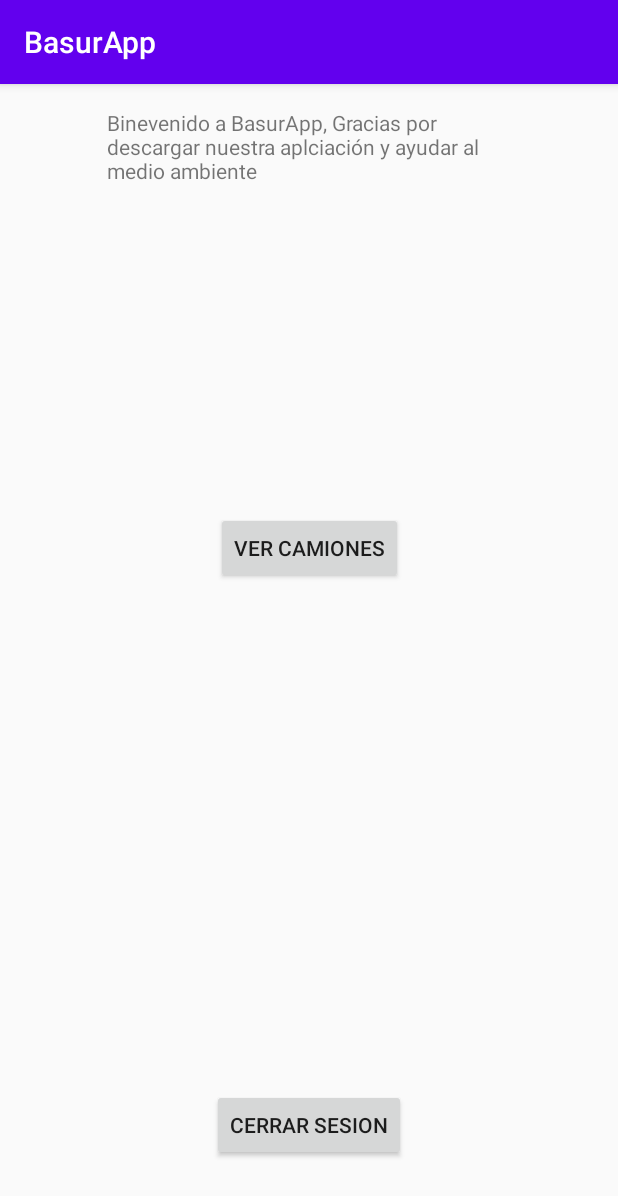
After one commit to carlrey9/ProyectoMoviles, an Android app: the HomeActivity screen opened directly, with no data from a screen before it, on a phone screen of 412 x 824 dp. The commit adds this screen. Shown: the top 1196 px of the screen. Run offline under Robolectric (Android 15) with nearby library versions, the phone set to English and light mode, and no system bars.

Commit message:
login con autenticacion, autologin y cerrar sesion

```diff
--- a/BasurApp/app/src/main/AndroidManifest.xml
+++ b/BasurApp/app/src/main/AndroidManifest.xml
@@ -9,15 +9,15 @@
         android:roundIcon="@mipmap/ic_launcher_round"
         android:supportsRtl="true"
         android:theme="@style/AppTheme">
-        <activity android:name=".model.entity.Home"></activity>
-        <activity android:name=".model.entity.LoginActivity">
+        <activity android:name=".view.activity.HomeActivity"></activity>
+        <activity android:name=".view.activity.LoginActivity">
             <intent-filter>
                 <action android:name="android.intent.action.MAIN" />
 
                 <category android:name="android.intent.category.LAUNCHER" />
             </intent-filter>
         </activity>
-        <activity android:name=".model.entity.Registro"></activity>
+        <activity android:name=".view.activity.RegistroActivity"></activity>
     </application>
 
 </manifest>
--- a/BasurApp/app/src/main/java/co/edu/unab/proyectomoviles/basurapp/model/entity/Cliente.java
+++ b/BasurApp/app/src/main/java/co/edu/unab/proyectomoviles/basurapp/model/entity/Cliente.java
@@ -1,4 +1,4 @@
-package co.edu.unab.proyectomoviles.basurapp.model.entity;
+package co.edu.unab.proyectomoviles.basurapp.model.model.entity;
 
 import java.io.Serializable;
 
--- /dev/null
+++ b/BasurApp/app/src/main/java/co/edu/unab/proyectomoviles/basurapp/view/activity/HomeActivity.java
@@ -0,0 +1,46 @@
+package co.edu.unab.proyectomoviles.basurapp.view.activity;
+
+import android.content.Intent;
+import android.content.SharedPreferences;
+import android.os.Bundle;
+import android.view.View;
+import android.widget.Button;
+
+import androidx.appcompat.app.AppCompatActivity;
+
+import co.edu.unab.proyectomoviles.basurapp.R;
+
+public class HomeActivity extends AppCompatActivity {
+
+    private Button btnCerrarSesion;
+
+    @Override
+    protected void onCreate(Bundle savedInstanceState) {
+        super.onCreate(savedInstanceState);
+        setContentView(R.layout.activity_home);
+
+        asociarElementos();
+
+        cerrarSesion();
+    }
+
+    public void asociarElementos(){
+        btnCerrarSesion = findViewById(R.id.btn_cerrar_sesion);
+    }
+
+    public void cerrarSesion (){
+        btnCerrarSesion.setOnClickListener(new View.OnClickListener() {
+            @Override
+            public void onClick(View v) {
+                SharedPreferences misPreferencias = getSharedPreferences(getString(R.string.mis_datos), MODE_PRIVATE);
+                SharedPreferences.Editor miEditor = misPreferencias.edit();
+                miEditor.clear();
+                miEditor.apply();
+                Intent in = new Intent(HomeActivity.this, LoginActivity.class);
+                startActivity(in);
+                finish();
+            }
+        });
+
+    }
+}
--- a/BasurApp/app/src/main/res/layout/activity_home.xml
+++ b/BasurApp/app/src/main/res/layout/activity_home.xml
@@ -25,4 +25,14 @@
         app:layout_constraintEnd_toEndOf="parent"
         app:layout_constraintStart_toStartOf="parent"
         app:layout_constraintTop_toBottomOf="@+id/textView" />
+
+    <Button
+        android:id="@+id/btn_cerrar_sesion"
+        android:layout_width="wrap_content"
+        android:layout_height="wrap_content"
+        android:layout_marginBottom="50dp"
+        android:text="@string/boton_cerrar_sesion"
+        app:layout_constraintBottom_toBottomOf="parent"
+        app:layout_constraintEnd_toEndOf="parent"
+        app:layout_constraintStart_toStartOf="parent" />
 </androidx.constraintlayout.widget.ConstraintLayout>
--- a/BasurApp/app/src/main/res/layout/activity_login.xml
+++ b/BasurApp/app/src/main/res/layout/activity_login.xml
@@ -5,7 +5,7 @@
     android:layout_width="match_parent"
     android:layout_height="match_parent"
     android:orientation="vertical"
-    tools:context=".model.entity.LoginActivity">
+    tools:context=".model.model.entity.LoginActivity">
 
     <TextView
         android:id="@+id/txv_titulo_presentacion"
--- a/BasurApp/app/src/main/res/values/strings.xml
+++ b/BasurApp/app/src/main/res/values/strings.xml
@@ -16,6 +16,7 @@
 
     <string name="boton_ver_camiones">Ver Camiones</string>
     <string name="descripcion_home">Binevenido a BasurApp, Gracias por descargar nuestra aplciación y ayudar al medio ambiente</string>
+    <string name="boton_cerrar_sesion">Cerrar Sesion</string>
 
 
     <string name="mis_datos">BasurApp</string>
```
Also changed, not shown: BasurApp/app/src/main/java/co/edu/unab/proyectomoviles/basurapp/model/entity/Home.java (deleted, +0 -16 lines), BasurApp/app/src/main/java/co/edu/unab/proyectomoviles/basurapp/model/repository/ClienteRepository.java (+1 -31 lines), BasurApp/app/src/main/java/co/edu/unab/proyectomoviles/basurapp/view/activity/LoginActivity.java (renamed from BasurApp/app/src/main/java/co/edu/unab/proyectomoviles/basurapp/model/entity/LoginActivity.java, +26 -15 lines), BasurApp/app/src/main/java/co/edu/unab/proyectomoviles/basurapp/view/activity/RegistroActivity.java (renamed from BasurApp/app/src/main/java/co/edu/unab/proyectomoviles/basurapp/model/entity/Registro.java, +8 -7 lines).
